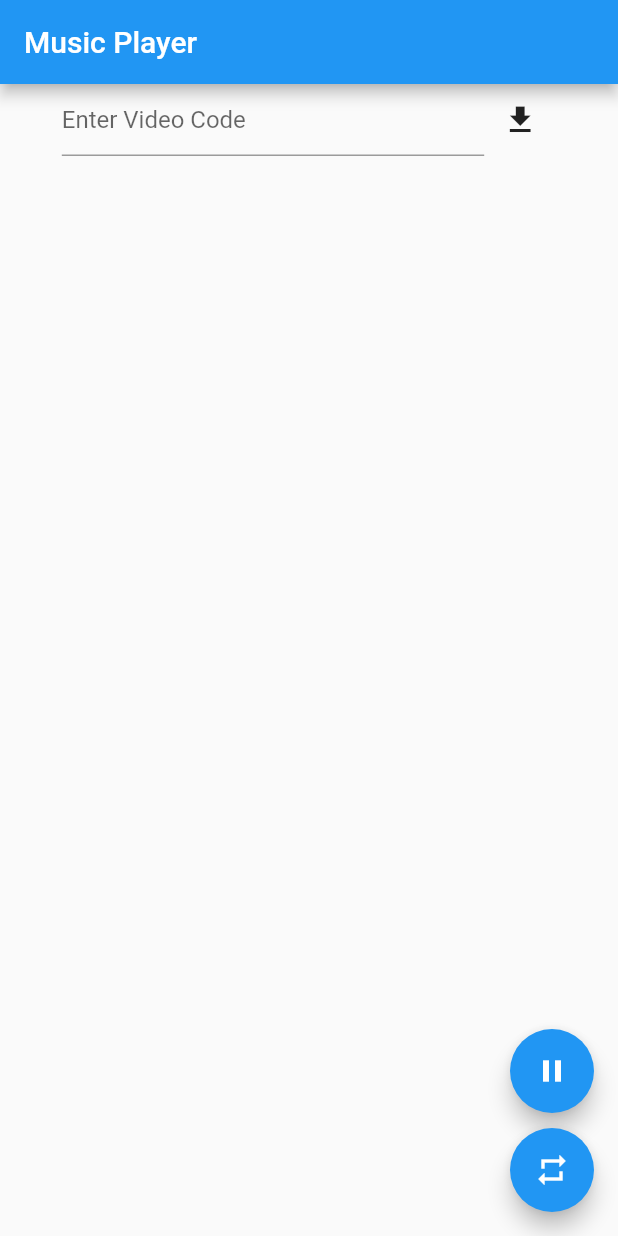
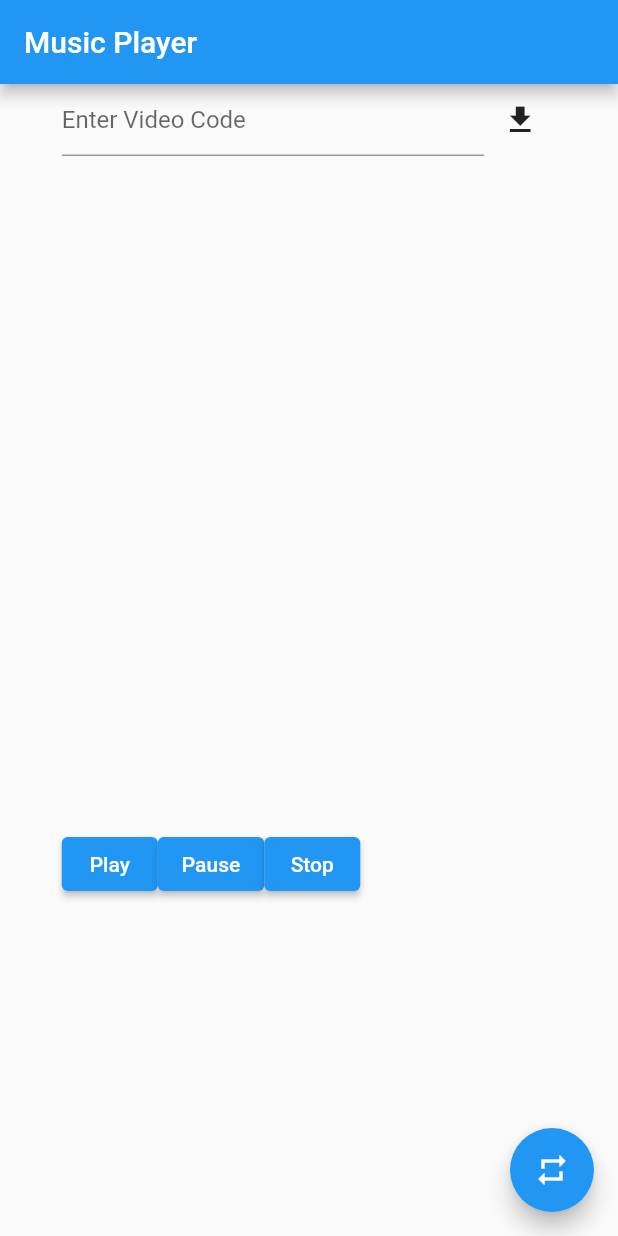
Before and after one commit to JustinHorn/download-youtube-mp3, a Flutter app: the HomePage screen opened directly, after a tap on the "file download" icon, on a phone screen of 412 x 824 dp. Run offline on Flutter 3.47's test engine with Material 2 defaults, Android fonts, the phone set to English and light mode, and no system bars; our stand-ins replace audio_service, audioplayers, dio, flutter_hooks, sqflite; missing offline and left inert: flutter_downloader; accounts and stored records are empty; network calls fail; statements that could not run were skipped.

Commit message:
playing works on ios as well as android

```diff
--- a/mobile/lib/main.dart
+++ b/mobile/lib/main.dart
@@ -1,16 +1,8 @@
-import 'dart:io';
-
+import 'package:audio_service/audio_service.dart';
 import 'package:audioplayers/audioplayers.dart';
-import 'package:dio/dio.dart';
 import 'package:flutter/material.dart';
-import 'package:flutter_hooks/flutter_hooks.dart';
-import 'package:mobile/database.dart';
-import 'package:path/path.dart';
-import 'package:path_provider/path_provider.dart';
+import 'package:mobile/screens/homepage.dart';
 import 'package:flutter_downloader/flutter_downloader.dart';
-
-import 'models/video_info.dart';
-import 'music_tile.dart';
 
 void main() async {
   WidgetsFlutterBinding.ensureInitialized();
@@ -32,7 +24,7 @@ class MyApp extends StatelessWidget {
       theme: ThemeData(
         primarySwatch: Colors.blue,
       ),
-      home: HomePage('Music Player'),
+      home: AudioServiceWidget(child: HomePage('Music Player')),
     );
   }
 }
@@ -41,173 +33,3 @@ void downloadCallback(String id, DownloadTaskStatus status, int progress) {
   print(
       'Background Isolate Callback: task ($id) is in status ($status) and process ($progress)');
 }
-
-class HomePage extends HookWidget {
-  final String title;
-
-  HomePage(this.title);
-
-  Future<String> get _localPath async {
-    final directory = await getApplicationDocumentsDirectory();
-
-    return directory.path;
-  }
-
-  @override
-  Widget build(BuildContext context) {
-    final inputText = useState("");
-
-    final videoInfos = useState<List<VideoInfo>>([]);
-    final audioplayer = useState<AudioPlayer>(AudioPlayer());
-
-    useEffect(() {
-      audioplayer.value.onDurationChanged.listen((Duration d) {
-        print('Max duration: $d');
-      });
-      audioplayer.value.onPlayerError.listen((error) {
-        print(error);
-      });
-
-      () async {
-        videoInfos.value = await DatabaseHelper.getVideoInfos();
-      }();
-      return () => {};
-    }, []);
-
-    return Scaffold(
-      appBar: AppBar(
-        title: Text(title),
-      ),
-      body: Center(
-        child: Container(
-          height: double.infinity,
-          width: MediaQuery.of(context).size.width * 0.8,
-          child: Column(
-            mainAxisSize: MainAxisSize.max,
-            mainAxisAlignment: MainAxisAlignment.spaceBetween,
-            children: [
-              Row(
-                children: [
-                  Flexible(
-                    child: TextField(
-                      decoration: InputDecoration(hintText: "Enter Video Code"),
-                      onChanged: (t) => inputText.value = t,
-                    ),
-                  ),
-                  IconButton(
-                    icon: Icon(Icons.file_download),
-                    onPressed: () => download(inputText.value),
-                  )
-                ],
-              ),
-              Column(
-                mainAxisAlignment: MainAxisAlignment.center,
-                children: videoInfos.value
-                    .map((info) => MusicTile(
-                          videoInfo: info,
-                          onPlay: () =>
-                              loadSongByTaskId(info.taskId, audioplayer.value),
-                          onDelete: () async {
-                            await FlutterDownloader.remove(
-                                taskId: info.taskId, shouldDeleteContent: true);
-                            await DatabaseHelper.deleteVideoInfo(info.code);
-                            videoInfos.value =
-                                await DatabaseHelper.getVideoInfos();
-                          },
-                        ))
-                    .toList(),
-              ),
-              SizedBox(
-                height: 0,
-              )
-            ],
-          ),
-        ),
-      ),
-      floatingActionButton: Column(
-        mainAxisAlignment: MainAxisAlignment.end,
-        children: [
-          FloatingActionButton(
-            onPressed: () async {
-              await audioplayer.value.pause();
-            },
-            tooltip: 'play',
-            child: Icon(Icons.pause),
-          ),
-          SizedBox(height: 10),
-          FloatingActionButton(
-            onPressed: () async {
-              videoInfos.value = await DatabaseHelper.getVideoInfos();
-            },
-            tooltip: 'Increment',
-            child: Icon(Icons.repeat),
-          ),
-        ],
-      ), // This trailing comma makes auto-formatting nicer for build methods.
-    );
-  }
-
-  loadSongByTaskId(taskId, AudioPlayer audioPlayer) async {
-    var tasks = await FlutterDownloader.loadTasks();
-    var task = tasks.firstWhere((element) => element.taskId == taskId);
-
-    final path = join(task.savedDir, task.filename);
-    print(path);
-    var r = await audioPlayer.play('file://' + path, isLocal: true);
-    audioPlayer.seek(Duration(seconds: 0));
-    print(r);
-  }
-
-  download(String videoId) async {
-    if (await DatabaseHelper.doesCodeAlreadyExist(videoId)) {
-      var fileData = await DatabaseHelper.getVideoInfo(videoId);
-
-      var tasks = await FlutterDownloader.loadTasks();
-      var task =
-          tasks.firstWhere((element) => element.taskId == fileData.taskId);
-      if (task.status == DownloadTaskStatus.failed) {
-        var info = fileData.toMap();
-
-        info['taskId'] = await FlutterDownloader.retry(taskId: task.taskId);
-        await DatabaseHelper.updateVideoInfo(VideoInfo.fromMap(info));
-      } else {
-        throw Exception('Video with Code has already been downloaded!');
-      }
-      return;
-    }
-    var data;
-
-    try {
-      var response = await Dio().get("http://192.168.2.122:3000/info/$videoId");
-      data = response.data;
-    } catch (e) {
-      print(e);
-      return;
-    }
-
-    var localPath = Platform.isIOS
-        ? (await getApplicationDocumentsDirectory()).path +
-            Platform.pathSeparator +
-            'Download'
-        : (await getApplicationDocumentsDirectory()).path;
-    final savedDir = Directory(localPath);
-    bool hasExisted = await savedDir.exists();
-    if (!hasExisted) {
-      await savedDir.create();
-    }
-
-    var taskId = await FlutterDownloader.enqueue(
-      url: data['audioURL'],
-      fileName: videoId + ".mp3",
-      savedDir: localPath,
-      showNotification:
-          true, // show download progress in status bar (for Android)
-      openFileFromNotification:
-          true, // click on notification to open downloaded file (for Android)
-    );
-
-    data['taskId'] = taskId;
-    var videoInfo = VideoInfo.fromMap(data);
-    await DatabaseHelper.insertVideoInfo(videoInfo);
-  }
-}
--- /dev/null
+++ b/mobile/lib/screens/homepage.dart
@@ -0,0 +1,216 @@
+import 'dart:io';
+
+import 'package:audio_service/audio_service.dart';
+import 'package:audioplayers/audioplayers.dart';
+import 'package:dio/dio.dart';
+import 'package:flutter/material.dart';
+import 'package:flutter_downloader/flutter_downloader.dart';
+import 'package:flutter_hooks/flutter_hooks.dart';
+import 'package:mobile/audio_player_task.dart';
+import 'package:mobile/database.dart';
+import 'package:mobile/models/video_info.dart';
+import 'package:mobile/music_tile.dart';
+import 'package:path/path.dart';
+import 'package:path_provider/path_provider.dart';
+
+_backgroundTaskEntrypoint() {
+  AudioServiceBackground.run(() => AudioPlayerTask());
+}
+
+class HomePage extends HookWidget {
+  final String title;
+
+  HomePage(this.title);
+
+  @override
+  Widget build(BuildContext context) {
+    final inputText = useState("");
+
+    final videoInfos = useState<List<VideoInfo>>([]);
+    final audioplayer = useState<AudioPlayer>(AudioPlayer());
+
+    useEffect(() {
+      audioplayer.value.onDurationChanged.listen((Duration d) {
+        print('Max duration: $d');
+      });
+      audioplayer.value.onPlayerError.listen((error) {
+        print(error);
+      });
+
+      () async {
+        videoInfos.value = await DatabaseHelper.getVideoInfos();
+      }();
+      return () => {};
+    }, []);
+    return StreamBuilder<PlaybackState>(
+      stream: AudioService.playbackStateStream,
+      builder: (context, snapshot) {
+        final isPlaying = snapshot.data?.playing ?? false;
+        final hasSound =
+            snapshot.data?.processingState == AudioProcessingState.ready ??
+                false;
+        return Scaffold(
+          appBar: AppBar(
+            title: Text(title),
+          ),
+          body: Center(
+            child: Container(
+              height: double.infinity,
+              width: MediaQuery.of(context).size.width * 0.8,
+              child: Column(
+                mainAxisSize: MainAxisSize.max,
+                mainAxisAlignment: MainAxisAlignment.spaceBetween,
+                children: [
+                  Row(
+                    children: [
+                      Flexible(
+                        child: TextField(
+                          decoration:
+                              InputDecoration(hintText: "Enter Video Code"),
+                          onChanged: (t) => inputText.value = t,
+                        ),
+                      ),
+                      IconButton(
+                        icon: Icon(Icons.file_download),
+                        onPressed: () => download(inputText.value),
+                      )
+                    ],
+                  ),
+                  Column(
+                    mainAxisAlignment: MainAxisAlignment.center,
+                    children: videoInfos.value
+                        .map((info) => MusicTile(
+                              videoInfo: info,
+                              onPlay: () async {
+                                var tasks = await FlutterDownloader.loadTasks();
+                                var task = tasks.firstWhere(
+                                    (element) => element.taskId == info.taskId);
+                                print(task);
+
+                                final path = join(task.savedDir, task.filename);
+
+                                AudioService.start(
+                                  backgroundTaskEntrypoint:
+                                      _backgroundTaskEntrypoint,
+                                  params: {'path': path},
+                                );
+                              },
+                              onDelete: () async {
+                                await FlutterDownloader.remove(
+                                    taskId: info.taskId,
+                                    shouldDeleteContent: true);
+                                await DatabaseHelper.deleteVideoInfo(info.code);
+                                videoInfos.value =
+                                    await DatabaseHelper.getVideoInfos();
+                              },
+                            ))
+                        .toList(),
+                  ),
+                  Row(
+                    children: [
+                      ElevatedButton(child: Text("Play"), onPressed: play),
+                      ElevatedButton(child: Text("Pause"), onPressed: pause),
+                      ElevatedButton(child: Text("Stop"), onPressed: stop),
+                    ],
+                  ),
+                  SizedBox(
+                    height: 0,
+                  )
+                ],
+              ),
+            ),
+          ),
+          floatingActionButton: Column(
+            mainAxisAlignment: MainAxisAlignment.end,
+            children: [
+              if (hasSound)
+                FloatingActionButton(
+                  onPressed: () async {
+                    await audioplayer.value.pause();
+                  },
+                  tooltip: 'play',
+                  child: Icon(isPlaying ? Icons.pause : Icons.play_arrow),
+                ),
+              SizedBox(height: 10),
+              FloatingActionButton(
+                onPressed: () async {
+                  videoInfos.value = await DatabaseHelper.getVideoInfos();
+                },
+                tooltip: 'Increment',
+                child: Icon(Icons.repeat),
+              ),
+            ],
+          ), // This trailing comma makes auto-formatting nicer for build methods.
+        );
+      },
+    );
+  }
+
+  play() => AudioService.play();
+
+  pause() => AudioService.pause();
+
+  stop() => AudioService.stop();
+
+  loadSongByTaskId(taskId, AudioPlayer audioPlayer) async {
+    var tasks = await FlutterDownloader.loadTasks();
+    var task = tasks.firstWhere((element) => element.taskId == taskId);
+
+    final path = join(task.savedDir, task.filename);
+    var r = await audioPlayer.play('file://' + path, isLocal: true);
+    audioPlayer.seek(Duration(seconds: 0));
+  }
+
+  download(String videoId) async {
+    if (await DatabaseHelper.doesCodeAlreadyExist(videoId)) {
+      var fileData = await DatabaseHelper.getVideoInfo(videoId);
+
+      var tasks = await FlutterDownloader.loadTasks();
+      var task =
+          tasks.firstWhere((element) => element.taskId == fileData.taskId);
+      if (task.status == DownloadTaskStatus.failed) {
+        var info = fileData.toMap();
+
+        info['taskId'] = await FlutterDownloader.retry(taskId: task.taskId);
+        await DatabaseHelper.updateVideoInfo(VideoInfo.fromMap(info));
+      } else {
+        throw Exception('Video with Code has already been downloaded!');
+      }
+      return;
+    }
+    var data;
+
+    try {
+      var response = await Dio().get("http://192.168.2.122:3000/info/$videoId");
+      data = response.data;
+    } catch (e) {
+      print(e);
+      return;
+    }
+
+    var localPath = Platform.isIOS
+        ? (await getApplicationDocumentsDirectory()).path +
+            Platform.pathSeparator +
+            'Download'
+        : (await getApplicationDocumentsDirectory()).path;
+    final savedDir = Directory(localPath);
+    bool hasExisted = await savedDir.exists();
+    if (!hasExisted) {
+      await savedDir.create();
+    }
+
+    var taskId = await FlutterDownloader.enqueue(
+      url: data['audioURL'],
+      fileName: videoId + ".mp3",
+      savedDir: localPath,
+      showNotification:
+          true, // show download progress in status bar (for Android)
+      openFileFromNotification:
+          true, // click on notification to open downloaded file (for Android)
+    );
+
+    data['taskId'] = taskId;
+    var videoInfo = VideoInfo.fromMap(data);
+    await DatabaseHelper.insertVideoInfo(videoInfo);
+  }
+}
--- a/mobile/pubspec.yaml
+++ b/mobile/pubspec.yaml
@@ -29,7 +29,7 @@ dependencies:
   path_provider: ^2.0.1
   flutter_downloader: ^1.6.0
   dio: ^4.0.0
-
+  audio_service: ^0.17.0
 
   # The following adds the Cupertino Icons font to your application.
   # Use with the CupertinoIcons class for iOS style icons.
```
Also changed, not shown: mobile/lib/audio_player_task.dart (added, +55 -0 lines), mobile/pubspec.lock, 3 other files.
